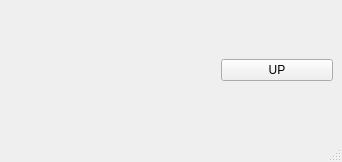
mhernando/teleop_twist_qt, file src/mainwindow.ui: the form before one commit.
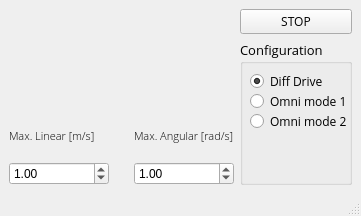
The form after the commit. Custom widgets are drawn as their Qt base class.

Commit message: gamepad modes

```diff
--- a/src/mainwindow.ui
+++ b/src/mainwindow.ui
@@ -6,8 +6,8 @@
    <rect>
     <x>0</x>
     <y>0</y>
-    <width>342</width>
-    <height>162</height>
+    <width>361</width>
+    <height>216</height>
    </rect>
   </property>
   <property name="sizePolicy">
@@ -21,7 +21,7 @@
   </property>
   <widget class="QWidget" name="centralwidget">
    <layout class="QGridLayout" name="gridLayout">
-    <item row="0" column="0">
+    <item row="0" column="0" rowspan="2">
      <widget class="JoyPad" name="joyPadL" native="true">
       <property name="sizePolicy">
        <sizepolicy hsizetype="Fixed" vsizetype="Fixed">
@@ -37,7 +37,7 @@
       </property>
      </widget>
     </item>
-    <item row="0" column="1">
+    <item row="0" column="1" rowspan="2" colspan="2">
      <widget class="JoyPad" name="joyPadR" native="true">
       <property name="sizePolicy">
        <sizepolicy hsizetype="Fixed" vsizetype="Fixed">
@@ -53,13 +53,131 @@
       </property>
      </widget>
     </item>
-    <item row="0" column="2">
+    <item row="0" column="3">
      <widget class="QPushButton" name="pushButton">
+      <property name="font">
+       <font>
+        <family>Open Sans</family>
+       </font>
+      </property>
       <property name="text">
-       <string>UP</string>
+       <string>STOP</string>
       </property>
      </widget>
     </item>
+    <item row="2" column="0" colspan="2">
+     <widget class="QLabel" name="label_3">
+      <property name="font">
+       <font>
+        <family>Open Sans Light</family>
+        <pointsize>8</pointsize>
+       </font>
+      </property>
+      <property name="text">
+       <string>Max. Linear [m/s]</string>
+      </property>
+     </widget>
+    </item>
+    <item row="3" column="0">
+     <widget class="QDoubleSpinBox" name="doubleSpinBox">
+      <property name="value">
+       <double>1.000000000000000</double>
+      </property>
+     </widget>
+    </item>
+    <item row="3" column="2">
+     <widget class="QDoubleSpinBox" name="doubleSpinBox_2">
+      <property name="value">
+       <double>1.000000000000000</double>
+      </property>
+     </widget>
+    </item>
+    <item row="2" column="2">
+     <widget class="QLabel" name="label_2">
+      <property name="font">
+       <font>
+        <family>Open Sans Light</family>
+        <pointsize>8</pointsize>
+       </font>
+      </property>
+      <property name="text">
+       <string>Max. Angular [rad/s]</string>
+      </property>
+     </widget>
+    </item>
+    <item row="1" column="3" rowspan="3">
+     <widget class="QGroupBox" name="groupBox">
+      <property name="font">
+       <font>
+        <family>Open Sans</family>
+        <pointsize>10</pointsize>
+       </font>
+      </property>
+      <property name="title">
+       <string>Configuration</string>
+      </property>
+      <widget class="QRadioButton" name="rb_diff_drive">
+       <property name="geometry">
+        <rect>
+         <x>10</x>
+         <y>30</y>
+         <width>112</width>
+         <height>23</height>
+        </rect>
+       </property>
+       <property name="font">
+        <font>
+         <family>Open Sans</family>
+         <pointsize>9</pointsize>
+        </font>
+       </property>
+       <property name="text">
+        <string>Diff Drive</string>
+       </property>
+       <property name="checked">
+        <bool>true</bool>
+       </property>
+      </widget>
+      <widget class="QRadioButton" name="rb_omni1">
+       <property name="geometry">
+        <rect>
+         <x>10</x>
+         <y>50</y>
+         <width>112</width>
+         <height>23</height>
+        </rect>
+       </property>
+       <property name="font">
+        <font>
+         <family>Open Sans</family>
+         <pointsize>9</pointsize>
+        </font>
+       </property>
+       <property name="text">
+        <string>Omni mode 1</string>
+       </property>
+      </widget>
+      <widget class="QRadioButton" name="rb_omni2">
+       <property name="geometry">
+        <rect>
+         <x>10</x>
+         <y>70</y>
+         <width>112</width>
+         <height>23</height>
+        </rect>
+       </property>
+       <property name="font">
+        <font>
+         <family>Open Sans</family>
+         <pointsize>9</pointsize>
+        </font>
+       </property>
+       <property name="text">
+        <string>Omni mode 2</string>
+       </property>
+      </widget>
+     </widget>
+    </item>
    </layout>
   </widget>
   <widget class="QMenuBar" name="menubar">
```
Left out of the diff: 4 changed lines with no effect on the pictures. The commit also changes 3 other files.
